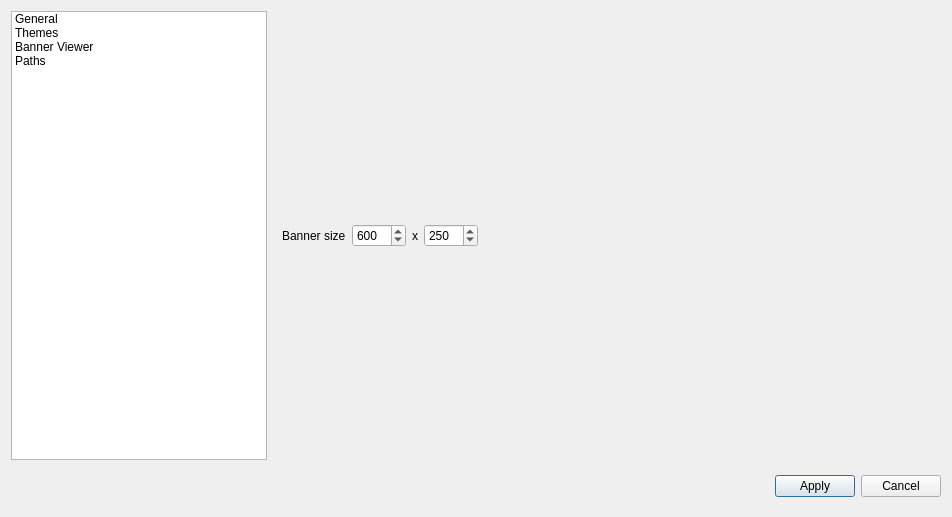
Before: the Qt Designer form src/ui/dialog/SettingsDialog.ui in KJNeko/Atlas, drawn with Qt 5.
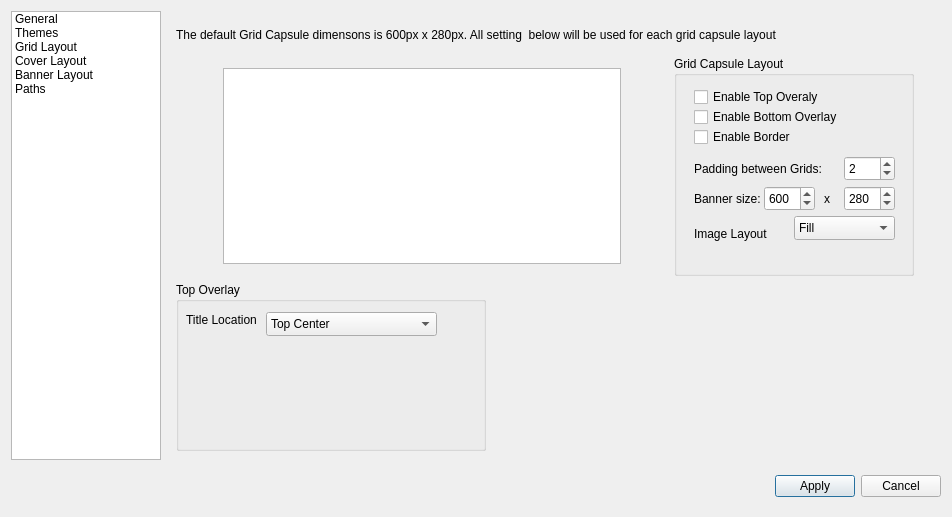
After: the same form once the commit is applied. The open tabs and pages were chosen to show the change.

Commit message:
Settings Dialog Grid Update
Added additional options for grid layout. need to add preview delegate

Diff of the .ui file:
```diff
--- a/src/ui/dialog/SettingsDialog.ui
+++ b/src/ui/dialog/SettingsDialog.ui
@@ -79,59 +79,36 @@
      </widget>
      <widget class="QWidget" name="settingsBannerViewer">
       <layout class="QGridLayout" name="gridLayout_4">
-       <item row="1" column="3">
-        <widget class="QLabel" name="label_9">
-         <property name="sizePolicy">
-          <sizepolicy hsizetype="Maximum" vsizetype="Preferred">
-           <horstretch>0</horstretch>
-           <verstretch>0</verstretch>
-          </sizepolicy>
+       <item row="3" column="1" colspan="3">
+        <widget class="QListView" name="banner_preview">
+         <property name="minimumSize">
+          <size>
+           <width>398</width>
+           <height>196</height>
+          </size>
          </property>
-         <property name="text">
-          <string>x</string>
+         <property name="maximumSize">
+          <size>
+           <width>398</width>
+           <height>196</height>
+          </size>
          </property>
         </widget>
        </item>
-       <item row="1" column="4">
-        <widget class="QSpinBox" name="sbBannerY">
-         <property name="sizePolicy">
-          <sizepolicy hsizetype="Maximum" vsizetype="Fixed">
-           <horstretch>0</horstretch>
-           <verstretch>0</verstretch>
-          </sizepolicy>
+       <item row="3" column="4">
+        <spacer name="horizontalSpacer_3">
+         <property name="orientation">
+          <enum>Qt::Horizontal</enum>
          </property>
-         <property name="maximum">
-          <number>5000</number>
+         <property name="sizeHint" stdset="0">
+          <size>
+           <width>40</width>
+           <height>20</height>
+          </size>
          </property>
-         <property name="value">
-          <number>250</number>
-         </property>
-        </widget>
+        </spacer>
        </item>
-       <item row="1" column="2">
-        <widget class="QSpinBox" name="sbBannerX">
-         <property name="sizePolicy">
-          <sizepolicy hsizetype="Maximum" vsizetype="Fixed">
-           <horstretch>0</horstretch>
-           <verstretch>0</verstretch>
-          </sizepolicy>
-         </property>
-         <property name="maximum">
-          <number>5000</number>
-         </property>
-         <property name="value">
-          <number>600</number>
-         </property>
-        </widget>
-       </item>
-       <item row="1" column="1">
-        <widget class="QLabel" name="label_8">
-         <property name="text">
-          <string>Banner size</string>
-         </property>
-        </widget>
-       </item>
-       <item row="1" column="5">
+       <item row="3" column="0">
         <spacer name="horizontalSpacer_2">
          <property name="orientation">
           <enum>Qt::Horizontal</enum>
@@ -144,6 +121,277 @@
          </property>
         </spacer>
        </item>
+       <item row="0" column="0" colspan="8">
+        <widget class="QLabel" name="label_10">
+         <property name="sizePolicy">
+          <sizepolicy hsizetype="Expanding" vsizetype="Preferred">
+           <horstretch>0</horstretch>
+           <verstretch>0</verstretch>
+          </sizepolicy>
+         </property>
+         <property name="maximumSize">
+          <size>
+           <width>16777215</width>
+           <height>30</height>
+          </size>
+         </property>
+         <property name="text">
+          <string>The default Grid Capsule dimensons is 600px x 280px. All setting  below will be used for each grid capsule layout</string>
+         </property>
+        </widget>
+       </item>
+       <item row="3" column="5">
+        <widget class="QGroupBox" name="groupBox">
+         <property name="minimumSize">
+          <size>
+           <width>240</width>
+           <height>220</height>
+          </size>
+         </property>
+         <property name="maximumSize">
+          <size>
+           <width>16777215</width>
+           <height>240</height>
+          </size>
+         </property>
+         <property name="title">
+          <string>Grid Capsule Layout</string>
+         </property>
+         <widget class="QCheckBox" name="checkBox_2">
+          <property name="geometry">
+           <rect>
+            <x>20</x>
+            <y>30</y>
+            <width>170</width>
+            <height>22</height>
+           </rect>
+          </property>
+          <property name="text">
+           <string>Enable Top Overaly</string>
+          </property>
+         </widget>
+         <widget class="QCheckBox" name="checkBox">
+          <property name="geometry">
+           <rect>
+            <x>20</x>
+            <y>50</y>
+            <width>170</width>
+            <height>22</height>
+           </rect>
+          </property>
+          <property name="text">
+           <string>Enable Bottom Overlay</string>
+          </property>
+         </widget>
+         <widget class="QCheckBox" name="checkBox_3">
+          <property name="geometry">
+           <rect>
+            <x>20</x>
+            <y>70</y>
+            <width>141</width>
+            <height>22</height>
+           </rect>
+          </property>
+          <property name="text">
+           <string>Enable Border</string>
+          </property>
+         </widget>
+         <widget class="QComboBox" name="comboBox">
+          <property name="geometry">
+           <rect>
+            <x>120</x>
+            <y>160</y>
+            <width>101</width>
+            <height>24</height>
+           </rect>
+          </property>
+          <item>
+           <property name="text">
+            <string>Fill</string>
+           </property>
+          </item>
+          <item>
+           <property name="text">
+            <string>Fit</string>
+           </property>
+          </item>
+          <item>
+           <property name="text">
+            <string>Stretch</string>
+           </property>
+          </item>
+          <item>
+           <property name="text">
+            <string>Fit + Blur</string>
+           </property>
+          </item>
+         </widget>
+         <widget class="QLabel" name="label_11">
+          <property name="geometry">
+           <rect>
+            <x>20</x>
+            <y>170</y>
+            <width>161</width>
+            <height>16</height>
+           </rect>
+          </property>
+          <property name="text">
+           <string>Image Layout</string>
+          </property>
+         </widget>
+         <widget class="QLabel" name="label_8">
+          <property name="geometry">
+           <rect>
+            <x>20</x>
+            <y>130</y>
+            <width>71</width>
+            <height>25</height>
+           </rect>
+          </property>
+          <property name="text">
+           <string>Banner size:</string>
+          </property>
+         </widget>
+         <widget class="QSpinBox" name="sbBannerX">
+          <property name="geometry">
+           <rect>
+            <x>90</x>
+            <y>130</y>
+            <width>51</width>
+            <height>25</height>
+           </rect>
+          </property>
+          <property name="sizePolicy">
+           <sizepolicy hsizetype="Maximum" vsizetype="Fixed">
+            <horstretch>0</horstretch>
+            <verstretch>0</verstretch>
+           </sizepolicy>
+          </property>
+          <property name="maximum">
+           <number>5000</number>
+          </property>
+          <property name="value">
+           <number>600</number>
+          </property>
+         </widget>
+         <widget class="QLabel" name="label_9">
+          <property name="geometry">
+           <rect>
+            <x>150</x>
+            <y>130</y>
+            <width>6</width>
+            <height>25</height>
+           </rect>
+          </property>
+          <property name="sizePolicy">
+           <sizepolicy hsizetype="Maximum" vsizetype="Preferred">
+            <horstretch>0</horstretch>
+            <verstretch>0</verstretch>
+           </sizepolicy>
+          </property>
+          <property name="text">
+           <string>x</string>
+          </property>
+         </widget>
+         <widget class="QSpinBox" name="sbBannerY">
+          <property name="geometry">
+           <rect>
+            <x>170</x>
+            <y>130</y>
+            <width>51</width>
+            <height>25</height>
+           </rect>
+          </property>
+          <property name="sizePolicy">
+           <sizepolicy hsizetype="Maximum" vsizetype="Fixed">
+            <horstretch>0</horstretch>
+            <verstretch>0</verstretch>
+           </sizepolicy>
+          </property>
+          <property name="maximum">
+           <number>5000</number>
+          </property>
+          <property name="value">
+           <number>280</number>
+          </property>
+         </widget>
+         <widget class="QLabel" name="label_12">
+          <property name="geometry">
+           <rect>
+            <x>20</x>
+            <y>100</y>
+            <width>131</width>
+            <height>25</height>
+           </rect>
+          </property>
+          <property name="text">
+           <string>Padding between Grids:</string>
+          </property>
+         </widget>
+         <widget class="QSpinBox" name="sbBannerX_2">
+          <property name="geometry">
+           <rect>
+            <x>170</x>
+            <y>100</y>
+            <width>51</width>
+            <height>25</height>
+           </rect>
+          </property>
+          <property name="sizePolicy">
+           <sizepolicy hsizetype="Maximum" vsizetype="Fixed">
+            <horstretch>0</horstretch>
+            <verstretch>0</verstretch>
+           </sizepolicy>
+          </property>
+          <property name="maximum">
+           <number>5000</number>
+          </property>
+          <property name="value">
+           <number>2</number>
+          </property>
+         </widget>
+        </widget>
+       </item>
+       <item row="6" column="0" rowspan="2" colspan="3">
+        <widget class="QGroupBox" name="groupBox_2">
+         <property name="title">
+          <string>Top Overlay</string>
+         </property>
+         <widget class="QComboBox" name="comboBox_2">
+          <property name="geometry">
+           <rect>
+            <x>90</x>
+            <y>30</y>
+            <width>171</width>
+            <height>24</height>
+           </rect>
+          </property>
+          <item>
+           <property name="text">
+            <string>Top Center</string>
+           </property>
+          </item>
+          <item>
+           <property name="text">
+            <string>Bottom Center</string>
+           </property>
+          </item>
+         </widget>
+         <widget class="QLabel" name="label_13">
+          <property name="geometry">
+           <rect>
+            <x>10</x>
+            <y>30</y>
+            <width>81</width>
+            <height>16</height>
+           </rect>
+          </property>
+          <property name="text">
+           <string>Title Location</string>
+          </property>
+         </widget>
+        </widget>
+       </item>
       </layout>
      </widget>
      <widget class="QWidget" name="settingsPaths">
@@ -372,6 +620,12 @@
        <verstretch>0</verstretch>
       </sizepolicy>
      </property>
+     <property name="maximumSize">
+      <size>
+       <width>150</width>
+       <height>16777215</height>
+      </size>
+     </property>
      <item>
       <property name="text">
        <string>General</string>
@@ -384,7 +638,17 @@
      </item>
      <item>
       <property name="text">
-       <string>Banner Viewer</string>
+       <string>Grid Layout</string>
+      </property>
+     </item>
+     <item>
+      <property name="text">
+       <string>Cover Layout</string>
+      </property>
+     </item>
+     <item>
+      <property name="text">
+       <string>Banner Layout</string>
       </property>
      </item>
      <item>
```
The commit also changes 5 other files.
